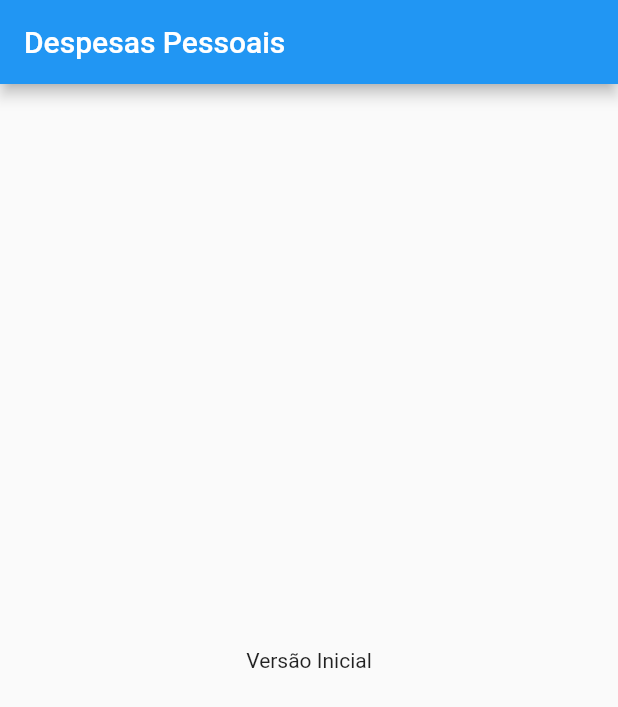
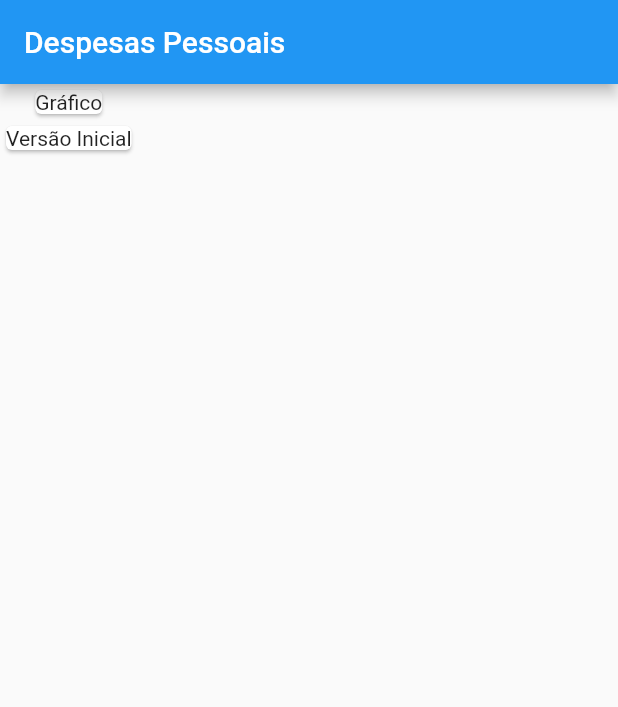
Before and after one commit to munizdiogo/expenses, a Flutter app: the screen it shows after launch, on a phone screen of 412 x 824 dp. Shown: the top 707 px of the screen. Run offline on Flutter 3.47's test engine with Material 2 defaults, Android fonts, the phone set to English and light mode, and no system bars.

Commit message:
Adição do Widget Column na main

```diff
--- a/lib/main.dart
+++ b/lib/main.dart
@@ -23,9 +23,16 @@ class MyHomePage extends StatelessWidget {
       appBar: AppBar(
         title: Text('Despesas Pessoais'),
       ),
-      body: Center(
-        child: Text('Versão Inicial'),
-      ),
+      body: Column(
+        children: [
+          Card(
+            child: Text('Gráfico'),
+          ),
+          Card(
+            child: Text('Versão Inicial'),
+            )
+        ],
+      )
     );
   }
 }
```
Also changed, not shown: 1 other file.
